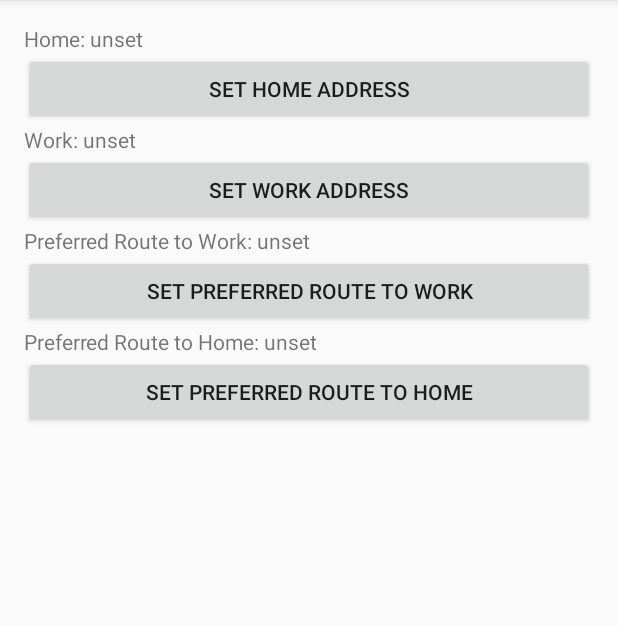
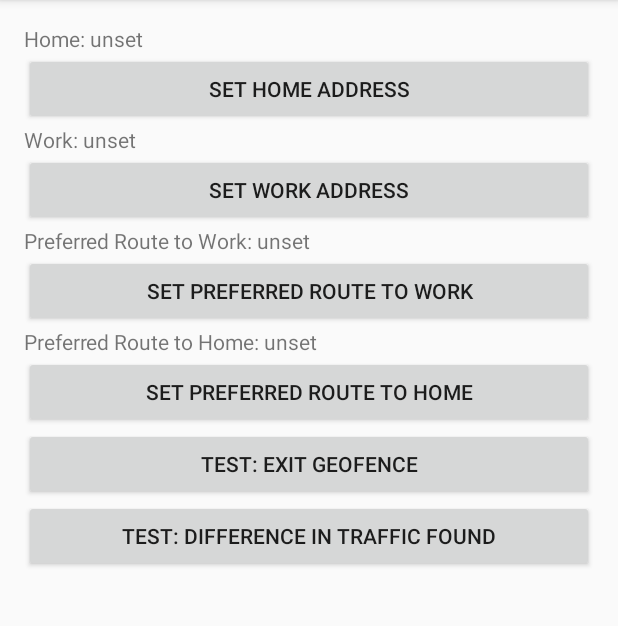
Before and after one commit to Jaberer/OpenTraffic, an Android app: the screen it shows after launch (MainActivity), on a phone screen of 412 x 824 dp, the part 84-710 px from its top. Run offline under Robolectric (Android 15) with nearby library versions, the phone set to English and light mode, and no system bars.

Commit message:
android wear

```diff
--- a/SecondRoute/app/build.gradle
+++ b/SecondRoute/app/build.gradle
@@ -22,4 +22,5 @@ android {
 dependencies {
     compile fileTree(dir: 'libs', include: ['*.jar'])
     compile 'com.google.android.gms:play-services:5.0.89'
+    compile "com.android.support:support-v4:+"
 }
--- a/SecondRoute/app/src/main/java/rsjz/com/secondroute/MainActivity.java
+++ b/SecondRoute/app/src/main/java/rsjz/com/secondroute/MainActivity.java
@@ -55,7 +55,21 @@ public class MainActivity extends Activity {
                 startActivity(i);
             }
         });
-
+        findViewById(R.id.test_exit_geofence).setOnClickListener(new View.OnClickListener() {
+            @Override
+            public void onClick(View view) {
+                //TODO
+            }
+        });
+        findViewById(R.id.test_difference_traffic).setOnClickListener(new View.OnClickListener() {
+            @Override
+            public void onClick(View view) {
+                Intent i = new Intent(MainActivity.this, FasterRouteActivity.class);
+                i.putExtra("instruction", "Turn right onto the ramp of I-5");
+                i.putExtra("differenceInTime", 12);
+                startActivity(i);
+            }
+        });
     }
 
     @Override
--- a/SecondRoute/app/src/main/res/layout/activity_main.xml
+++ b/SecondRoute/app/src/main/res/layout/activity_main.xml
@@ -54,5 +54,15 @@
                 android:id="@+id/set_preferred_route_home"
                 android:text="Set Preferred Route to Home"
                 android:layout_height="wrap_content" />
+            <Button
+                android:layout_width="match_parent"
+                android:id="@+id/test_exit_geofence"
+                android:text="Test: Exit Geofence"
+                android:layout_height="wrap_content" />
+            <Button
+                android:layout_width="match_parent"
+                android:id="@+id/test_difference_traffic"
+                android:text="Test: Difference in Traffic Found"
+                android:layout_height="wrap_content" />
         </LinearLayout>
 </ScrollView>
```
Also changed, not shown: SecondRoute/app/src/main/java/rsjz/com/secondroute/BackgroundService.java (+9 -1 lines), SecondRoute/app/src/main/java/rsjz/com/secondroute/FasterRouteActivity.java (+35 -2 lines).
